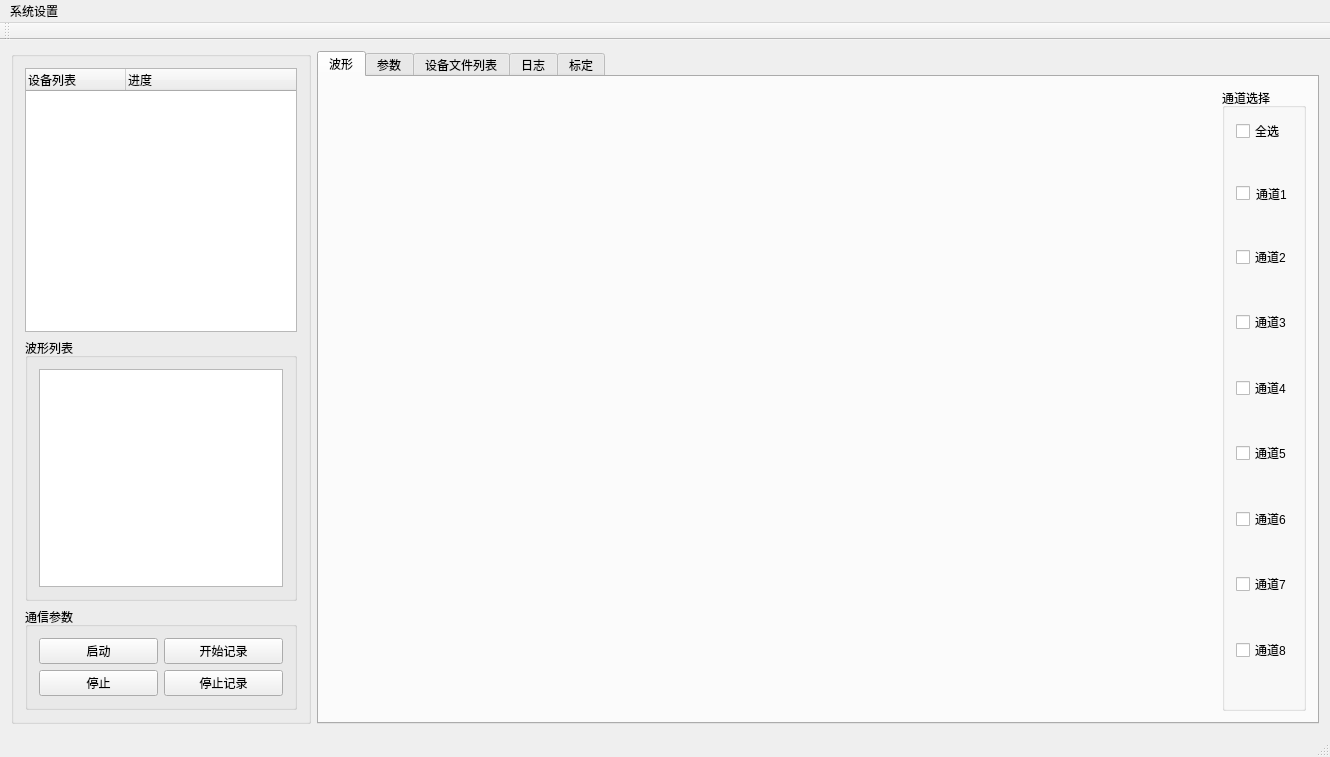
First picture: the form in mainwindow.ui, repository byteman/bullet, before the edit.
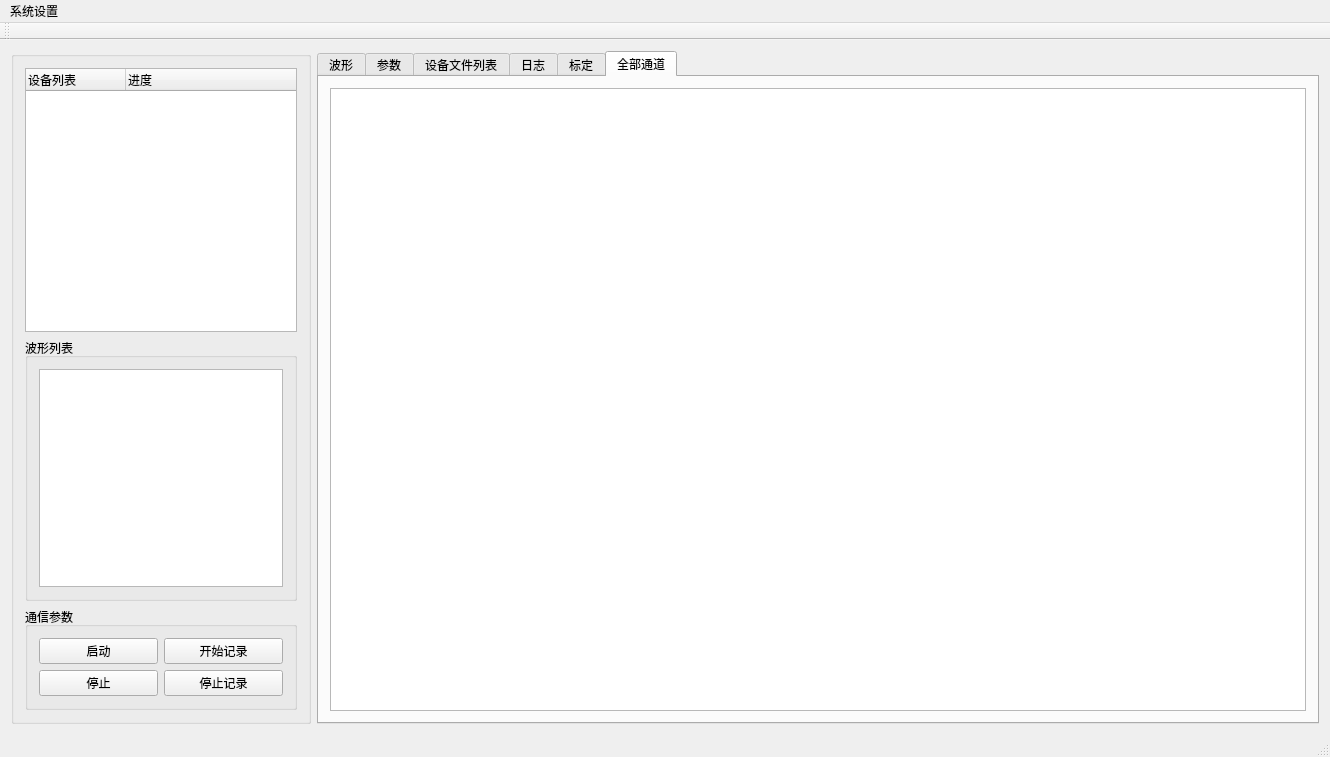
Second picture: the form after the edit. Custom widgets are drawn as their Qt base class.

Patch:
```diff
--- a/mainwindow.ui
+++ b/mainwindow.ui
@@ -114,7 +114,7 @@
     <item>
      <widget class="QTabWidget" name="tabWidget">
       <property name="currentIndex">
-       <number>0</number>
+       <number>5</number>
       </property>
       <widget class="QWidget" name="tab">
        <attribute name="title">
@@ -1150,6 +1150,29 @@
         </layout>
        </widget>
       </widget>
+      <widget class="QWidget" name="tab_5">
+       <attribute name="title">
+        <string>全部通道</string>
+       </attribute>
+       <layout class="QVBoxLayout" name="verticalLayout_7">
+        <item>
+         <widget class="QListWidget" name="listWidget_2">
+          <property name="dragEnabled">
+           <bool>false</bool>
+          </property>
+          <property name="movement">
+           <enum>QListView::Static</enum>
+          </property>
+          <property name="viewMode">
+           <enum>QListView::IconMode</enum>
+          </property>
+          <property name="selectionRectVisible">
+           <bool>true</bool>
+          </property>
+         </widget>
+        </item>
+       </layout>
+      </widget>
      </widget>
     </item>
    </layout>
```
